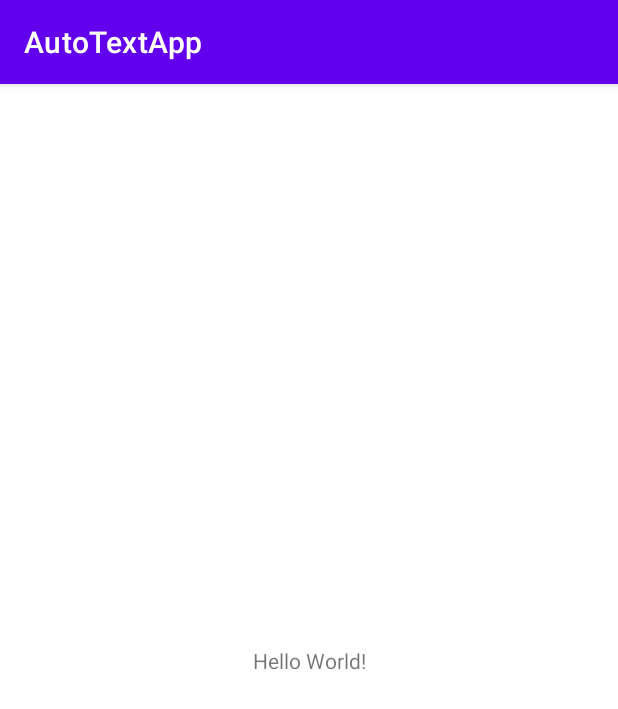
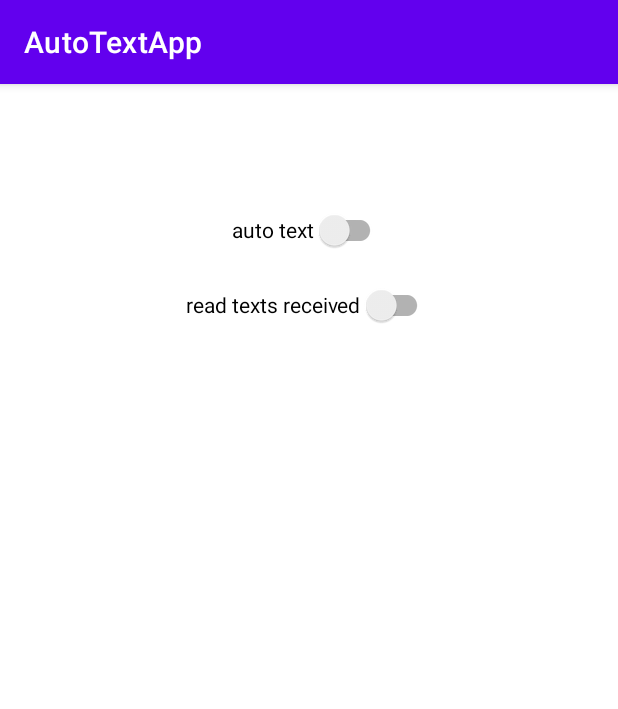
Before and after one commit to geis9669/AutoTextApp, an Android app: the screen it shows after launch (MainActivity), on a phone screen of 412 x 824 dp. Shown: the top 709 px of the screen. Run offline under Robolectric (Android 15) with nearby library versions, the phone set to English and light mode, and no system bars.

Commit message:
added two switchs to the first screen

```diff
--- a/app/src/main/res/layout/activity_main.xml
+++ b/app/src/main/res/layout/activity_main.xml
@@ -6,13 +6,25 @@
     android:layout_height="match_parent"
     tools:context=".MainActivity">
 
-    <TextView
+    <androidx.appcompat.widget.SwitchCompat
+        android:id="@+id/autoText"
         android:layout_width="wrap_content"
         android:layout_height="wrap_content"
-        android:text="Hello World!"
-        app:layout_constraintBottom_toBottomOf="parent"
-        app:layout_constraintLeft_toLeftOf="parent"
-        app:layout_constraintRight_toRightOf="parent"
+        android:layout_marginTop="73dp"
+        android:text="@string/auto_text"
+        app:layout_constraintEnd_toEndOf="parent"
+        app:layout_constraintHorizontal_bias="0.5"
+        app:layout_constraintStart_toStartOf="parent"
         app:layout_constraintTop_toTopOf="parent" />
 
+    <androidx.appcompat.widget.SwitchCompat
+        android:id="@+id/readText"
+        android:layout_width="wrap_content"
+        android:layout_height="wrap_content"
+        android:layout_marginTop="123dp"
+        android:text="@string/read_text"
+        app:layout_constraintEnd_toEndOf="parent"
+        app:layout_constraintHorizontal_bias="0.5"
+        app:layout_constraintStart_toStartOf="parent"
+        app:layout_constraintTop_toTopOf="parent" />
 </androidx.constraintlayout.widget.ConstraintLayout>
--- a/app/src/main/res/values/strings.xml
+++ b/app/src/main/res/values/strings.xml
@@ -1,3 +1,9 @@
 <resources>
     <string name="app_name">AutoTextApp</string>
+
+    <string name="auto_text">auto text</string>
+    <string name="auto_text_hint">If on the program will automatically text who ever tries to call or sends a text message</string>
+
+    <string name="read_text">read texts received</string>
+
 </resources>
```
